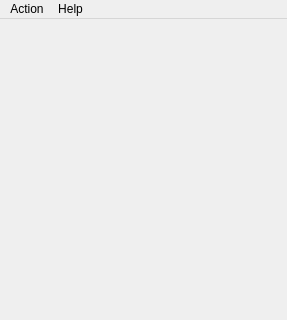
Above: src/Client/GUI/design/MainWindow.ui from industral/Nexuz before the change; both pictures show x 0 to 287 and y 0 to 320 of the 287 by 479 pixel window. Below: the same form after it.
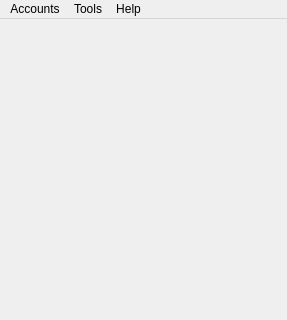
That is the form after the change.

Commit message: - add some GUI without any actions yet...

```diff
--- a/src/Client/GUI/design/MainWindow.ui
+++ b/src/Client/GUI/design/MainWindow.ui
@@ -25,7 +25,7 @@
    </property>
    <widget class="QMenu" name="menuAsdasd">
     <property name="title">
-     <string>Action</string>
+     <string>Accounts</string>
     </property>
     <addaction name="actionSearch_buddies"/>
     <addaction name="actionAdd_new_buddie"/>
@@ -40,7 +40,14 @@
     <addaction name="separator"/>
     <addaction name="actionAbout"/>
    </widget>
+   <widget class="QMenu" name="menuTools">
+    <property name="title">
+     <string>Tools</string>
+    </property>
+    <addaction name="actionSettings"/>
+   </widget>
    <addaction name="menuAsdasd"/>
+   <addaction name="menuTools"/>
    <addaction name="menuHelp"/>
   </widget>
   <widget class="QStatusBar" name="statusbar"/>
```
Left out of the diff: 12 changed lines with no effect on the pictures. The commit also changes 12 other files.
